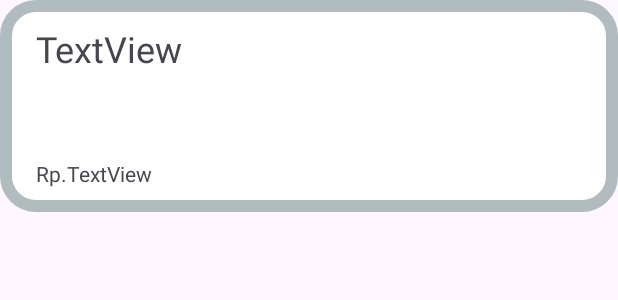
After one commit to juanw0603/MyRestoAPP, an Android app: the layout kasir_makanan_card.xml on its own in the app's theme, with its tools: preview values and no code run, on a phone screen of 412 x 824 dp. The commit adds this screen. Shown: the top 300 px of the screen. Run offline under Robolectric (Android 15) with nearby library versions, the phone set to English and light mode, and no system bars.

Commit message:
update : 85% penyelesaian

```diff
--- a/app/build.gradle.kts
+++ b/app/build.gradle.kts
@@ -42,7 +42,7 @@ dependencies {
     ksp(libs.androidx.room.compiler)
     implementation(libs.androidx.room.runtime)
 
-
+    implementation(platform("androidx.compose:compose-bom:2024.12.01"))
     implementation(libs.androidx.core.ktx)
     implementation(libs.androidx.appcompat)
     implementation(libs.material)
--- a/app/src/main/AndroidManifest.xml
+++ b/app/src/main/AndroidManifest.xml
@@ -14,6 +14,7 @@
         tools:targetApi="31">
         <activity android:name=".register"
             android:exported="false" />
+
         <activity
             android:name=".tambahAtauEditPesanan"
             android:exported="false" />
--- a/app/src/main/java/app/c14210290/myrestoapp/Owner_DaftarWaiterOrCashier.kt
+++ b/app/src/main/java/app/c14210290/myrestoapp/Owner_DaftarWaiterOrCashier.kt
@@ -62,7 +62,7 @@ class Owner_DaftarWaiterOrCashier : Fragment() {
             object : adapter_OwnerDaftarWaiterOrCashier.OnItemClickCallback {
                 override fun delDataMenu(daftarKaryawan: CashierOrWaiterEntity) {
                     DB.funCashierOrWaiterDao().deleteCashierOrWaiter(daftarKaryawan)
-                    adapterDaftarWaiterOrCashierMenu.notifyDataSetChanged()
+                    adapterDaftarWaiterOrCashierMenu.isiData(DB.funCashierOrWaiterDao().getAllCashiersOrWaiters())
                 }
             }
         )
--- a/app/src/main/java/app/c14210290/myrestoapp/database/entity.kt
+++ b/app/src/main/java/app/c14210290/myrestoapp/database/entity.kt
@@ -60,8 +60,8 @@ data class OrderDetailEntity(
     @PrimaryKey(autoGenerate = true) val orderDetailsId: Int = 0,
     val orderId: Int, // Relasi ke tabel `orders`
     val menuItemId: Int, // Relasi ke tabel `menu_items`
-    val quantity: Int, // Jumlah item
-    val price: Double, // Harga satuan
+    var quantity: Int, // Jumlah item
+    var price: Double, // Harga satuan
     val menuItemName: String? = null // Optional, transient field
 )
 
--- a/app/src/main/res/layout/item_nomor_meja.xml
+++ b/app/src/main/res/layout/item_nomor_meja.xml
@@ -8,7 +8,9 @@
     <androidx.cardview.widget.CardView
         android:id="@+id/card_info"
         android:layout_width="wrap_content"
-        android:layout_height="wrap_content">
+        android:layout_height="wrap_content"
+        android:elevation="20dp"
+        app:cardCornerRadius="10dp">
 
         <androidx.constraintlayout.widget.ConstraintLayout
             android:layout_width="match_parent"
--- /dev/null
+++ b/app/src/main/res/layout/kasir_makanan_card.xml
@@ -0,0 +1,39 @@
+<?xml version="1.0" encoding="utf-8"?>
+<androidx.constraintlayout.widget.ConstraintLayout xmlns:android="http://schemas.android.com/apk/res/android"
+    xmlns:app="http://schemas.android.com/apk/res-auto"
+    xmlns:tools="http://schemas.android.com/tools"
+    android:id="@+id/card_makanan"
+    android:layout_width="match_parent"
+    android:layout_height="wrap_content"
+    android:background="@drawable/layout_corner_bg">
+
+    <TextView
+        android:id="@+id/tvNamaItem"
+        android:layout_width="150dp"
+        android:layout_height="70dp"
+        android:layout_marginStart="24dp"
+        android:layout_marginTop="16dp"
+        android:text="TextView"
+        android:textSize="24sp"
+        app:layout_constraintStart_toStartOf="parent"
+        app:layout_constraintTop_toTopOf="parent" />
+
+    <TextView
+        android:id="@+id/tvHargaItem"
+        android:layout_width="wrap_content"
+        android:layout_height="wrap_content"
+        android:text="TextView"
+        app:layout_constraintStart_toEndOf="@+id/textView33"
+        app:layout_constraintTop_toTopOf="@+id/textView33" />
+
+    <TextView
+        android:id="@+id/textView33"
+        android:layout_width="wrap_content"
+        android:layout_height="wrap_content"
+        android:layout_marginTop="20dp"
+        android:layout_marginBottom="16dp"
+        android:text="Rp."
+        app:layout_constraintBottom_toBottomOf="parent"
+        app:layout_constraintStart_toStartOf="@+id/tvNamaItem"
+        app:layout_constraintTop_toBottomOf="@+id/tvNamaItem" />
+</androidx.constraintlayout.widget.ConstraintLayout>
```
Also changed, not shown: app/src/main/java/app/c14210290/myrestoapp/TambahAtauEditPesanan.kt (+77 -0 lines), app/src/main/java/app/c14210290/myrestoapp/adapter_KasirMakananCard.kt (added, +54 -0 lines), app/src/main/java/app/c14210290/myrestoapp/adapter_kasirTambahPesananan.kt (+38 -2 lines), app/src/main/java/app/c14210290/myrestoapp/adapter_showPesananDanJumlah.kt (+9 -1 lines), app/src/main/java/app/c14210290/myrestoapp/database/DAO.kt (+2 -11 lines), app/src/main/java/app/c14210290/myrestoapp/kasirWaiter_page.kt (+7 -13 lines), app/src/main/java/app/c14210290/myrestoapp/tambahOrEditMakanan.kt (deleted, +0 -68 lines), app/src/main/java/app/c14210290/myrestoapp/tambahPesananPage.kt (deleted, +0 -21 lines), app/src/main/res/layout-land/activity_tambah_atau_edit_pesanan.xml (+94 -0 lines).
